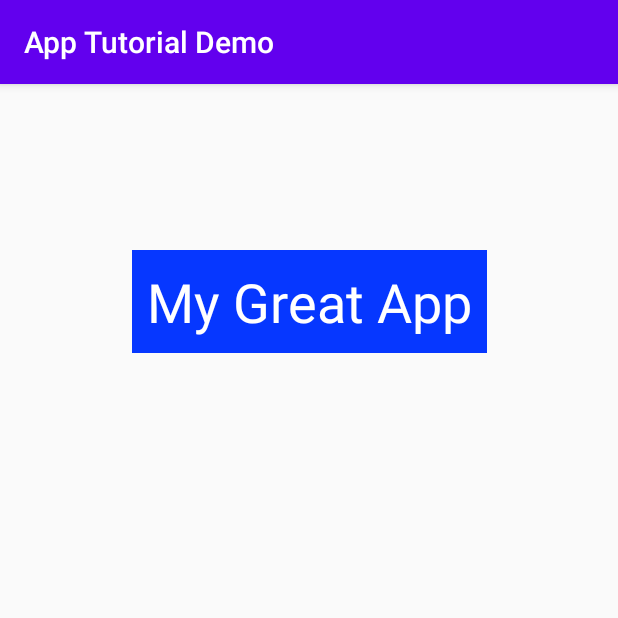
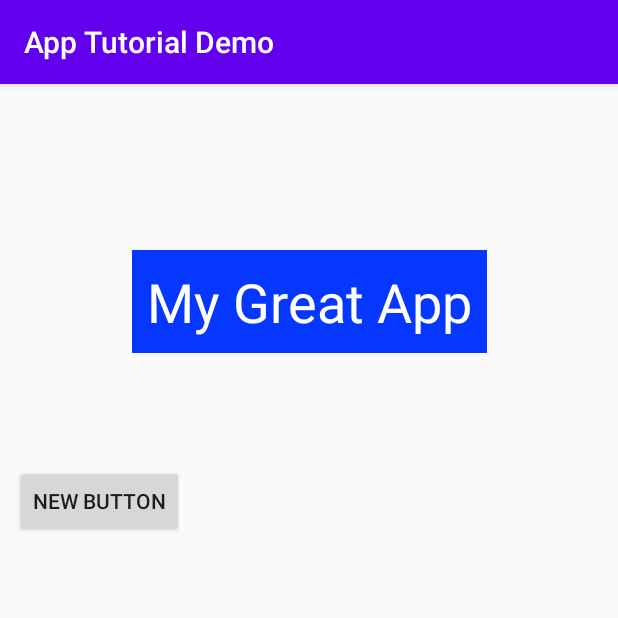
Before and after one commit to lmdoyle/AppDemoTutorialRep, an Android app: the screen it shows after launch (MainActivity), on a phone screen of 412 x 824 dp, the top half of it. Run offline under Robolectric (Android 15) with nearby library versions, the phone set to English and light mode, and no system bars.

Commit message:
Update activity_main.xml

```diff
--- a/app/src/main/res/layout/activity_main.xml
+++ b/app/src/main/res/layout/activity_main.xml
@@ -24,4 +24,16 @@
         app:layout_constraintTop_toTopOf="parent"
         app:layout_constraintVertical_bias="0.148" />
 
+    <Button
+        android:id="@+id/button"
+        android:layout_width="wrap_content"
+        android:layout_height="wrap_content"
+        android:layout_marginTop="64dp"
+        android:layout_marginBottom="445dp"
+        android:onClick="clickFunction"
+        android:text="New Button"
+        app:layout_constraintBottom_toBottomOf="parent"
+        app:layout_constraintTop_toBottomOf="@+id/HelloLeoTextView"
+        tools:layout_editor_absoluteX="137dp" />
+
 </androidx.constraintlayout.widget.ConstraintLayout>
```
